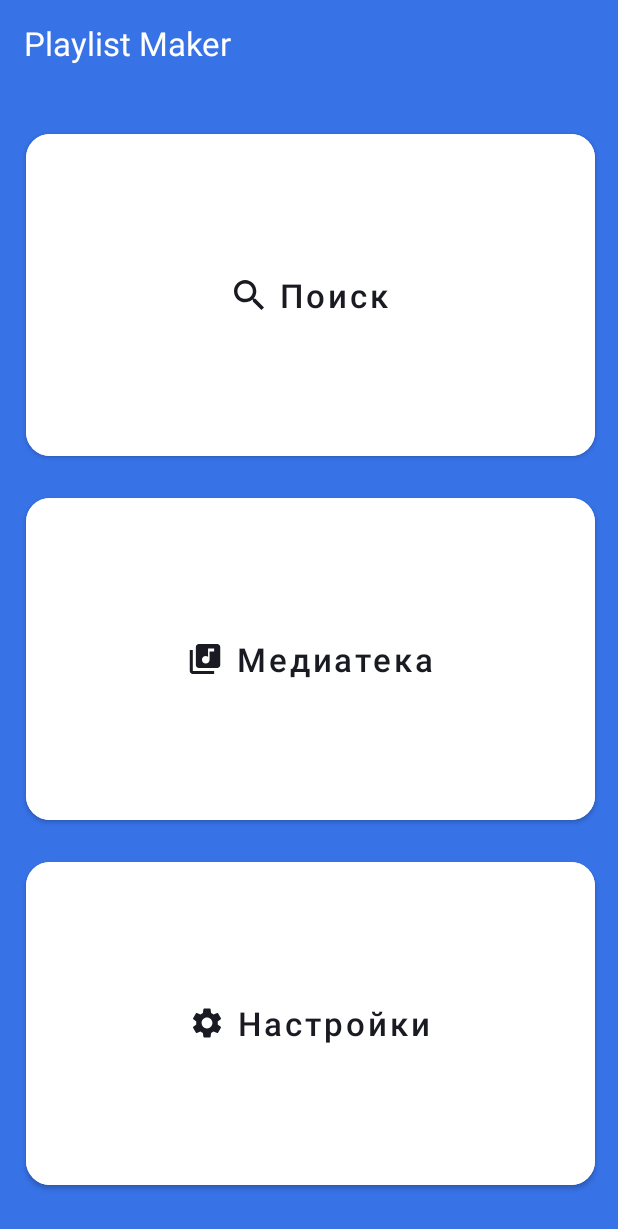
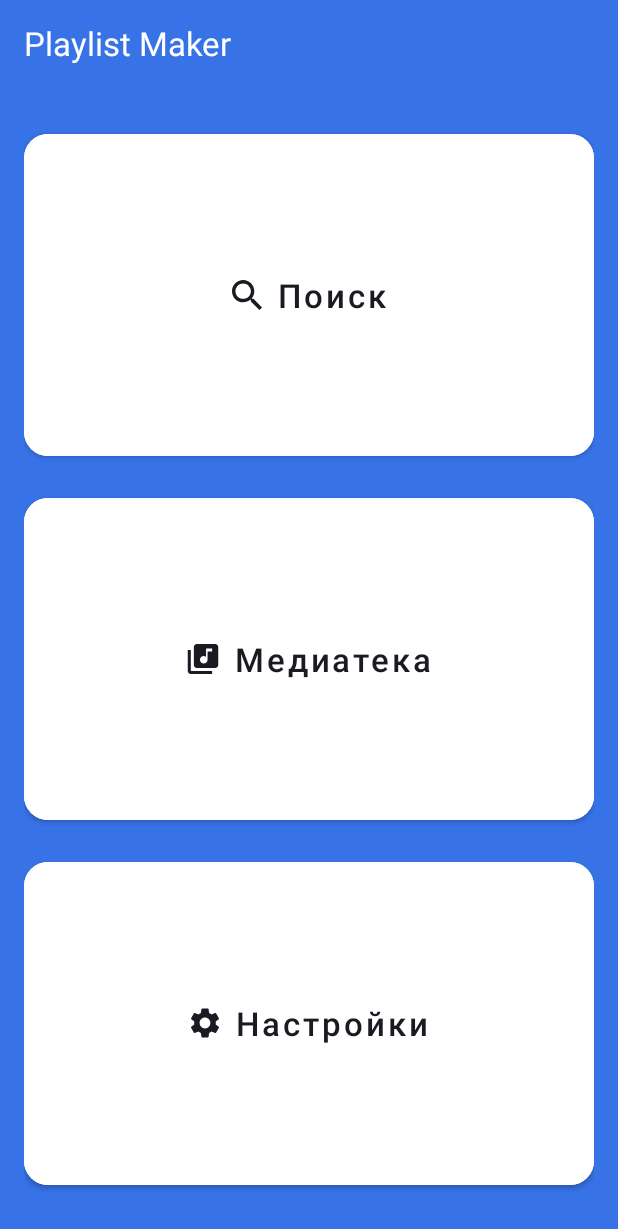
Before and after one commit to DimaK21/PlaylistMaker, an Android app: the screen it shows after launch (MainActivity), on a phone screen of 412 x 824 dp. Shown: the top 1229 px of the screen. Run offline under Robolectric (Android 15) with nearby library versions, the phone set to English and light mode, and no system bars.

Commit message:
исправления

```diff
--- a/app/src/main/java/ru/kryu/playlistmaker/MainActivity.kt
+++ b/app/src/main/java/ru/kryu/playlistmaker/MainActivity.kt
@@ -15,14 +15,10 @@ class MainActivity : AppCompatActivity() {
         val buttonMedia = findViewById<Button>(R.id.button_media)
         val buttonSettings = findViewById<Button>(R.id.button_settings)
 
-        val buttonSearchClickListener: View.OnClickListener = object : View.OnClickListener {
-            override fun onClick(v: View?) {
-                val searchActivityIntent = Intent(this@MainActivity, SearchActivity::class.java)
-                startActivity(searchActivityIntent)
-            }
-
+        buttonSearch.setOnClickListener{
+            val searchActivityIntent = Intent(this, SearchActivity::class.java)
+            startActivity(searchActivityIntent)
         }
-        buttonSearch.setOnClickListener(buttonSearchClickListener)
 
         buttonMedia.setOnClickListener {
             val mediaActivityIntent = Intent(this, MediaActivity::class.java)
--- a/app/src/main/java/ru/kryu/playlistmaker/SettingsActivity.kt
+++ b/app/src/main/java/ru/kryu/playlistmaker/SettingsActivity.kt
@@ -1,7 +1,7 @@
 package ru.kryu.playlistmaker
 
 import android.os.Bundle
-import android.widget.ImageView
+import android.widget.TextView
 import androidx.appcompat.app.AppCompatActivity
 
 class SettingsActivity : AppCompatActivity() {
@@ -9,7 +9,7 @@ class SettingsActivity : AppCompatActivity() {
         super.onCreate(savedInstanceState)
         setContentView(R.layout.activity_settings)
 
-        val buttonBack = findViewById<ImageView>(R.id.button_back)
+        val buttonBack = findViewById<TextView>(R.id.settings_arrow)
         buttonBack.setOnClickListener {
             finish()
         }
--- a/app/src/main/res/layout/activity_main.xml
+++ b/app/src/main/res/layout/activity_main.xml
@@ -6,13 +6,14 @@
     android:layout_height="match_parent"
     android:background="@color/main_background"
     android:orientation="vertical"
+    android:paddingHorizontal="@dimen/main_paddingHorizontal"
+    android:paddingTop="@dimen/main_paddingTop"
+    android:paddingBottom="@dimen/main_paddingBottom"
     tools:context=".MainActivity">
 
     <TextView
         android:layout_width="wrap_content"
         android:layout_height="wrap_content"
-        android:layout_marginStart="16dp"
-        android:layout_marginTop="14dp"
         android:layout_marginBottom="24dp"
         android:text="@string/app_name"
         android:textColor="@color/white"
@@ -22,9 +23,7 @@
         android:id="@+id/button_search"
         android:layout_width="match_parent"
         android:layout_height="0dp"
-        android:layout_marginStart="@dimen/button_left"
         android:layout_marginTop="@dimen/button_top"
-        android:layout_marginEnd="@dimen/button_right"
         android:layout_weight="1"
         android:backgroundTint="@color/white"
         android:text="@string/search"
@@ -41,9 +40,7 @@
         android:id="@+id/button_media"
         android:layout_width="match_parent"
         android:layout_height="0dp"
-        android:layout_marginStart="@dimen/button_left"
         android:layout_marginTop="@dimen/button_top"
-        android:layout_marginEnd="@dimen/button_right"
         android:layout_weight="1"
         android:backgroundTint="@color/white"
         android:text="@string/media"
@@ -60,10 +57,7 @@
         android:id="@+id/button_settings"
         android:layout_width="match_parent"
         android:layout_height="0dp"
-        android:layout_marginStart="@dimen/button_left"
         android:layout_marginTop="@dimen/button_top"
-        android:layout_marginEnd="@dimen/button_right"
-        android:layout_marginBottom="28dp"
         android:layout_weight="1"
         android:backgroundTint="@color/white"
         android:text="@string/settings"
--- a/app/src/main/res/values/dimens.xml
+++ b/app/src/main/res/values/dimens.xml
@@ -1,7 +1,5 @@
 <?xml version="1.0" encoding="utf-8"?>
 <resources>
-    <dimen name="button_left">17dp</dimen>
-    <dimen name="button_right">15dp</dimen>
     <dimen name="main_text_size">22sp</dimen>
     <dimen name="button_corner_radius">16dp</dimen>
     <dimen name="button_icon_padding">10dp</dimen>
@@ -9,4 +7,7 @@
     <dimen name="settings_text_size">16sp</dimen>
     <dimen name="settings_padding_vert">21dp</dimen>
     <dimen name="settings_padding_start">16dp</dimen>
+    <dimen name="main_paddingHorizontal">16dp</dimen>
+    <dimen name="main_paddingTop">14dp</dimen>
+    <dimen name="main_paddingBottom">28dp</dimen>
 </resources>
```
Also changed, not shown: app/src/main/res/layout/activity_settings.xml (+18 -29 lines), 1 other file.
